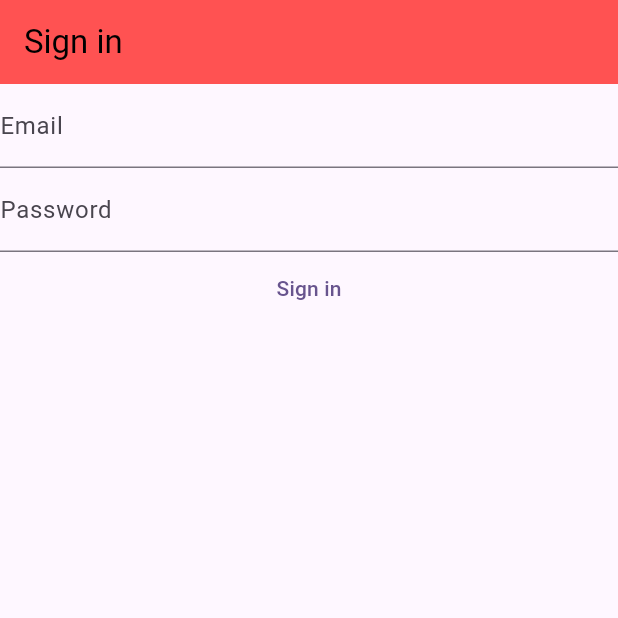
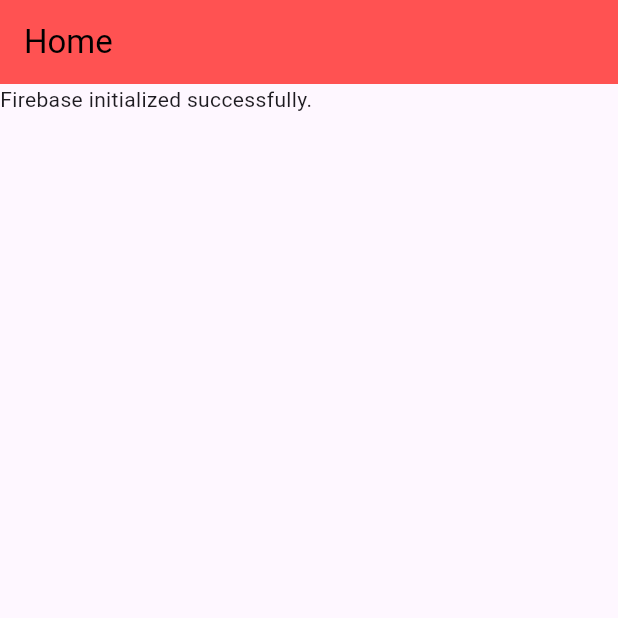
Before and after one commit to Lixsr/MyNotes, a Flutter app: the screen it shows after launch, on a phone screen of 412 x 824 dp, the top half of it. Run offline on Flutter 3.47's test engine with Material 3 defaults, Android fonts, the phone set to English and light mode, and no system bars; our stand-ins replace firebase_auth, firebase_core; accounts and stored records are empty.

Commit message:
firebase currentUser

```diff
--- a/lib/main.dart
+++ b/lib/main.dart
@@ -1,4 +1,7 @@
+import 'package:firebase_auth/firebase_auth.dart';
+import 'package:firebase_core/firebase_core.dart';
 import 'package:flutter/material.dart';
+import 'package:notes/firebase_options.dart';
 
 // Views
 import 'package:notes/view/login_view.dart';
@@ -19,7 +22,43 @@ void main() {
           foregroundColor: Colors.black,
         ),
       ),
-      home: const LoginView(),
+      home: const HomePage(),
     ),
   );
 }
+
+class HomePage extends StatelessWidget {
+  const HomePage({super.key});
+
+  @override
+  Widget build(BuildContext context) {
+    return Scaffold(
+      appBar: AppBar(title: const Text("Home")),
+      body: FutureBuilder(
+        future: Firebase.initializeApp(
+          options: DefaultFirebaseOptions.currentPlatform,
+        ),
+        builder: (context, snapshot) {
+          switch (snapshot.connectionState) {
+            case ConnectionState.done:
+              final user = FirebaseAuth.instance.currentUser;
+              if (user != null) {
+                return const Text("You are logged in.");
+              } else {
+                if (user?.emailVerified ?? false) {
+                  print("Email is verified.");
+                } else {
+                  print("Email is not verified.");
+                }
+              }
+              return const Text("Firebase initialized successfully.");
+            default:
+              return const Text(
+                "Something went wrong, please try again later.",
+              );
+          }
+        },
+      ),
+    );
+  }
+}
```
